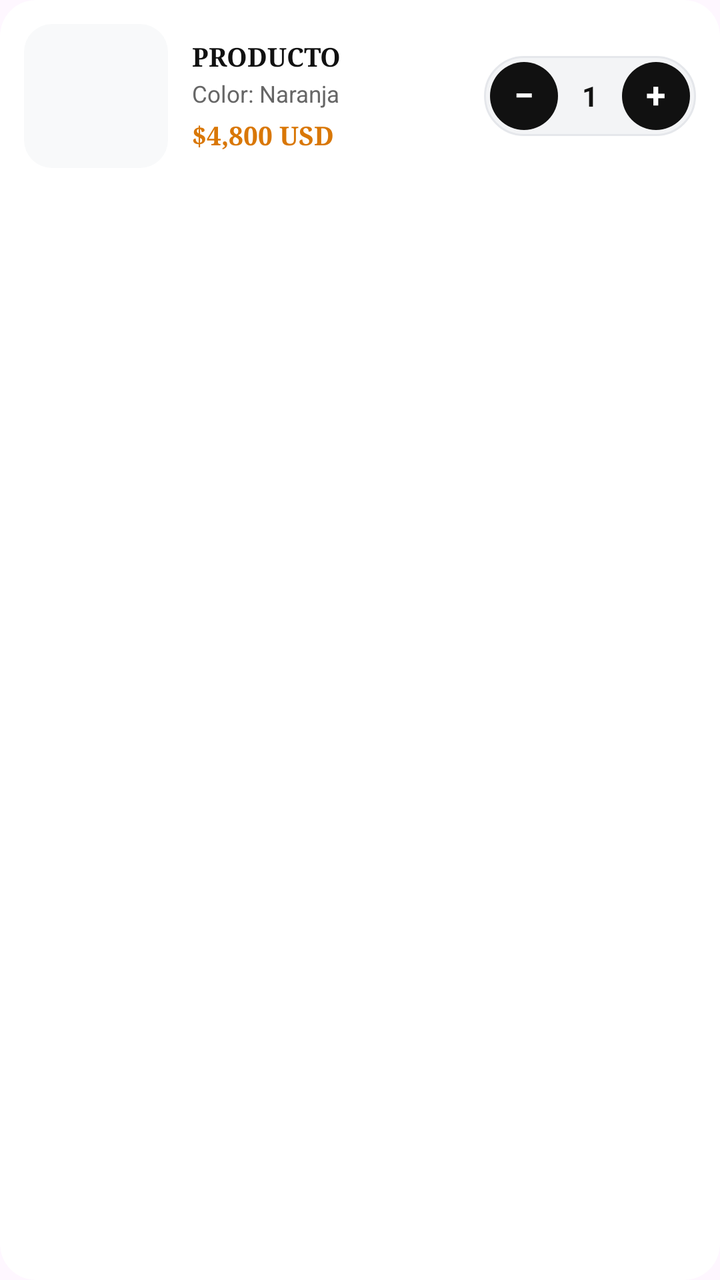
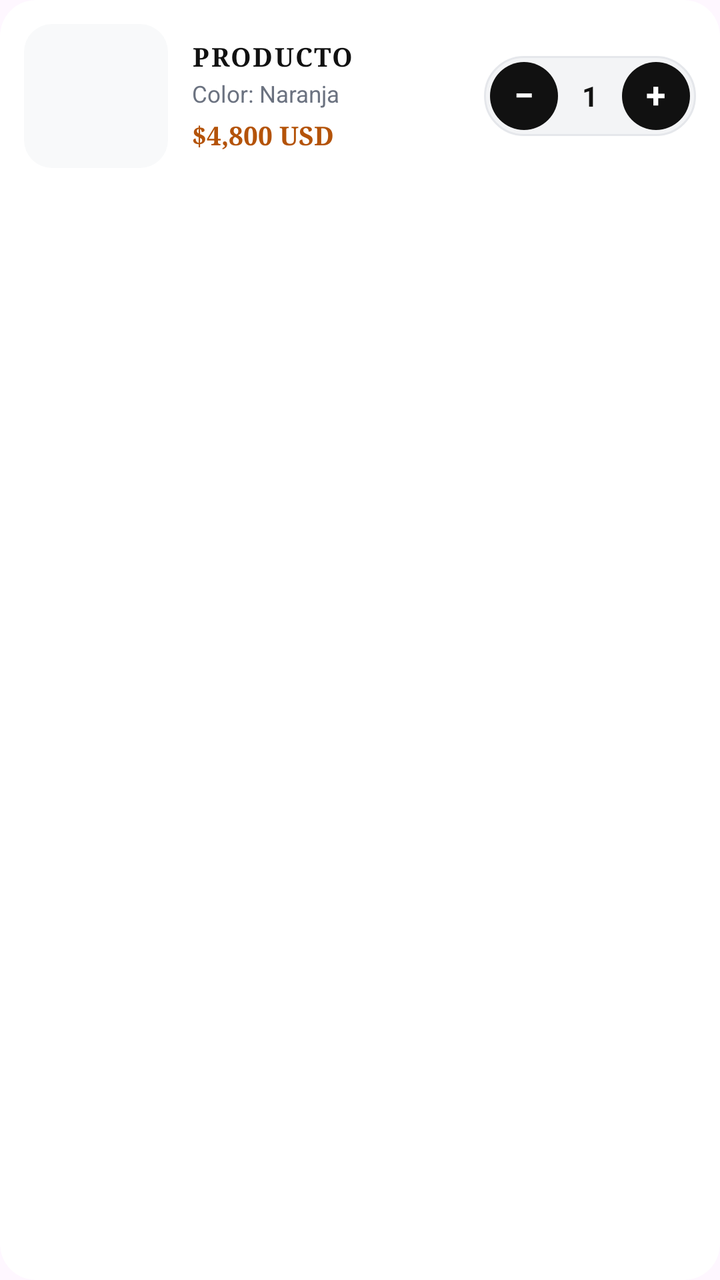

Compare the two renders of this Android layout. The source of the first and the diff that turns it into the second are given below.
<!-- AndroidManifest.xml: application theme Theme.MiAPPBiker -->
<!-- res/layout/item_cart_product.xml -->
<?xml version="1.0" encoding="utf-8"?>
<androidx.cardview.widget.CardView xmlns:android="http://schemas.android.com/apk/res/android"
    xmlns:app="http://schemas.android.com/apk/res-auto"
    android:id="@+id/card_cart_item"
    android:layout_width="match_parent"
    android:layout_height="wrap_content"
    android:layout_marginBottom="12dp"
    app:cardBackgroundColor="#FFFFFF"
    app:cardCornerRadius="18dp"
    app:cardElevation="3dp">

    <LinearLayout
        android:layout_width="match_parent"
        android:layout_height="wrap_content"
        android:gravity="center_vertical"
        android:orientation="horizontal"
        android:padding="12dp">

        
        <FrameLayout
            android:layout_width="72dp"
            android:layout_height="72dp"
            android:background="@drawable/bg_product_box"
            android:padding="4dp">

            <ImageView
                android:id="@+id/iv_cart_item_img"
                android:layout_width="match_parent"
                android:layout_height="match_parent"
                android:layout_gravity="center"
                android:scaleType="fitCenter"
                android:contentDescription="Producto" />
        </FrameLayout>

        
        <LinearLayout
            android:layout_width="0dp"
            android:layout_height="wrap_content"
            android:layout_marginStart="12dp"
            android:layout_marginEnd="8dp"
            android:layout_weight="1"
            android:orientation="vertical">

            <TextView
                android:id="@+id/tv_cart_item_title"
                android:layout_width="wrap_content"
                android:layout_height="wrap_content"
                android:fontFamily="serif"
                android:text="PRODUCTO"
                android:textColor="#111111"
                android:textSize="13sp"
                android:textStyle="bold"
                android:maxLines="2"
                android:ellipsize="end" />

            <TextView
                android:id="@+id/tv_cart_item_color"
                android:layout_width="wrap_content"
                android:layout_height="wrap_content"
                android:layout_marginTop="2dp"
                android:text="Color: Naranja"
                android:textColor="#666666"
                android:textSize="11.5sp" />

            <TextView
                android:id="@+id/tv_cart_item_price"
                android:layout_width="wrap_content"
                android:layout_height="wrap_content"
                android:layout_marginTop="4dp"
                android:fontFamily="serif"
                android:text="$4,800 USD"
                android:textColor="#D97706"
                android:textSize="13sp"
                android:textStyle="bold" />
        </LinearLayout>

        
        <LinearLayout
            android:layout_width="wrap_content"
            android:layout_height="wrap_content"
            android:background="@drawable/bg_qty_container"
            android:gravity="center_vertical"
            android:orientation="horizontal"
            android:padding="3dp">

            
            <FrameLayout
                android:id="@+id/btn_cart_minus"
                android:layout_width="34dp"
                android:layout_height="34dp"
                android:background="@drawable/bg_qty_btn"
                android:clickable="true"
                android:focusable="true">

                <TextView
                    android:layout_width="wrap_content"
                    android:layout_height="wrap_content"
                    android:layout_gravity="center"
                    android:gravity="center"
                    android:includeFontPadding="false"
                    android:text="−"
                    android:textColor="#FFFFFF"
                    android:textSize="18sp"
                    android:textStyle="bold" />
            </FrameLayout>

            
            <TextView
                android:id="@+id/tv_cart_qty"
                android:layout_width="32dp"
                android:layout_height="wrap_content"
                android:gravity="center"
                android:text="1"
                android:textColor="#111111"
                android:textSize="14sp"
                android:textStyle="bold" />

            
            <FrameLayout
                android:id="@+id/btn_cart_plus"
                android:layout_width="34dp"
                android:layout_height="34dp"
                android:background="@drawable/bg_qty_btn"
                android:clickable="true"
                android:focusable="true">

                <TextView
                    android:layout_width="wrap_content"
                    android:layout_height="wrap_content"
                    android:layout_gravity="center"
                    android:gravity="center"
                    android:includeFontPadding="false"
                    android:text="+"
                    android:textColor="#FFFFFF"
                    android:textSize="18sp"
                    android:textStyle="bold" />
            </FrameLayout>
        </LinearLayout>

    </LinearLayout>
</androidx.cardview.widget.CardView>
<!-- resources referenced by this layout -->
<resources>
  <!-- drawable bg_product_box (drawable) -->
  <?xml version="1.0" encoding="utf-8"?>
  <shape xmlns:android="http://schemas.android.com/apk/res/android"
      android:shape="rectangle">
      <solid android:color="#F8F9FA" />
      <corners android:radius="14dp" />
  </shape>
  <!-- drawable bg_qty_btn (drawable) -->
  <?xml version="1.0" encoding="utf-8"?>
  <ripple xmlns:android="http://schemas.android.com/apk/res/android"
      android:color="#44FFFFFF">
      <item>
          <shape android:shape="oval">
              <solid android:color="#111111" />
          </shape>
      </item>
  </ripple>
  <!-- drawable bg_qty_container (drawable) -->
  <?xml version="1.0" encoding="utf-8"?>
  <shape xmlns:android="http://schemas.android.com/apk/res/android"
      android:shape="rectangle">
      <solid android:color="#F3F4F6" />
      <stroke android:width="1dp" android:color="#E5E7EB" />
      <corners android:radius="999dp" />
  </shape>
  <style name="Theme.MiAPPBiker" parent="Base.Theme.MiAPPBiker" />
  <style name="Base.Theme.MiAPPBiker" parent="Theme.Material3.DayNight.NoActionBar">
          
          
      </style>
</resources>

<!-- the commit's change to res/layout/item_cart_product.xml (unified diff, before → after) -->
@@ -2,12 +2,10 @@
 <androidx.cardview.widget.CardView xmlns:android="http://schemas.android.com/apk/res/android"
     xmlns:app="http://schemas.android.com/apk/res-auto"
     android:id="@+id/card_cart_item"
+    style="@style/TarjetaItemCarrito"
     android:layout_width="match_parent"
     android:layout_height="wrap_content"
-    android:layout_marginBottom="12dp"
-    app:cardBackgroundColor="#FFFFFF"
-    app:cardCornerRadius="18dp"
-    app:cardElevation="3dp">
+    android:layout_marginBottom="12dp">
 
     <LinearLayout
         android:layout_width="match_parent"
@@ -43,35 +41,30 @@
 
             <TextView
                 android:id="@+id/tv_cart_item_title"
+                style="@style/TextoEncabezadoSeccion"
                 android:layout_width="wrap_content"
                 android:layout_height="wrap_content"
-                android:fontFamily="serif"
+                android:ellipsize="end"
+                android:maxLines="2"
                 android:text="PRODUCTO"
-                android:textColor="#111111"
-                android:textSize="13sp"
-                android:textStyle="bold"
-                android:maxLines="2"
-                android:ellipsize="end" />
+                android:textSize="13sp" />
 
             <TextView
                 android:id="@+id/tv_cart_item_color"
+                style="@style/TextoSecundarioMedio"
                 android:layout_width="wrap_content"
                 android:layout_height="wrap_content"
                 android:layout_marginTop="2dp"
-                android:text="Color: Naranja"
-                android:textColor="#666666"
-                android:textSize="11.5sp" />
+                android:text="Color: Naranja" />
 
             <TextView
                 android:id="@+id/tv_cart_item_price"
+                style="@style/TextoPrecio"
                 android:layout_width="wrap_content"
                 android:layout_height="wrap_content"
                 android:layout_marginTop="4dp"
-                android:fontFamily="serif"
                 android:text="$4,800 USD"
-                android:textColor="#D97706"
-                android:textSize="13sp"
-                android:textStyle="bold" />
+                android:textSize="13sp" />
         </LinearLayout>
 
         
@@ -99,7 +92,7 @@
                     android:gravity="center"
                     android:includeFontPadding="false"
                     android:text="−"
-                    android:textColor="#FFFFFF"
+                    android:textColor="@color/white"
                     android:textSize="18sp"
                     android:textStyle="bold" />
             </FrameLayout>
@@ -111,7 +104,7 @@
                 android:layout_height="wrap_content"
                 android:gravity="center"
                 android:text="1"
-                android:textColor="#111111"
+                android:textColor="@color/biker_black"
                 android:textSize="14sp"
                 android:textStyle="bold" />
 
@@ -131,7 +124,7 @@
                     android:gravity="center"
                     android:includeFontPadding="false"
                     android:text="+"
-                    android:textColor="#FFFFFF"
+                    android:textColor="@color/white"
                     android:textSize="18sp"
                     android:textStyle="bold" />
             </FrameLayout>
<!-- resource entries referenced after the edit -->
@@ -1,5 +1,7 @@
 <!-- resources referenced by this layout -->
 <resources>
+  <color name="biker_black">#111111</color>
+  <color name="white">#FFFFFFFF</color>
   <!-- drawable bg_product_box (drawable) -->
   <?xml version="1.0" encoding="utf-8"?>
   <shape xmlns:android="http://schemas.android.com/apk/res/android"
@@ -25,10 +27,37 @@
       <stroke android:width="1dp" android:color="#E5E7EB" />
       <corners android:radius="999dp" />
   </shape>
+  <style name="TarjetaItemCarrito">
+          <item name="cardCornerRadius">18dp</item>
+          <item name="cardElevation">3dp</item>
+          <item name="cardBackgroundColor">@color/white</item>
+      </style>
+  <style name="TextoEncabezadoSeccion">
+          <item name="android:fontFamily">serif</item>
+          <item name="android:textColor">@color/biker_black</item>
+          <item name="android:textSize">13.5sp</item>
+          <item name="android:textStyle">bold</item>
+          <item name="android:letterSpacing">0.06</item>
+      </style>
+  <style name="TextoPrecio">
+          <item name="android:fontFamily">serif</item>
+          <item name="android:textColor">@color/biker_amber_price</item>
+          <item name="android:textSize">16sp</item>
+          <item name="android:textStyle">bold</item>
+      </style>
+  <style name="TextoSecundarioMedio" parent="TextoSecundario">
+          <item name="android:textSize">11.5sp</item>
+      </style>
   <style name="Theme.MiAPPBiker" parent="Base.Theme.MiAPPBiker" />
+  <color name="biker_amber_price">#B45309</color>
+  <style name="TextoSecundario">
+          <item name="android:textColor">@color/biker_gray_text</item>
+          <item name="android:textSize">11sp</item>
+      </style>
   <style name="Base.Theme.MiAPPBiker" parent="Theme.Material3.DayNight.NoActionBar">
           
           
       </style>
+  <color name="biker_gray_text">#6B7280</color>
 </resources>
 
